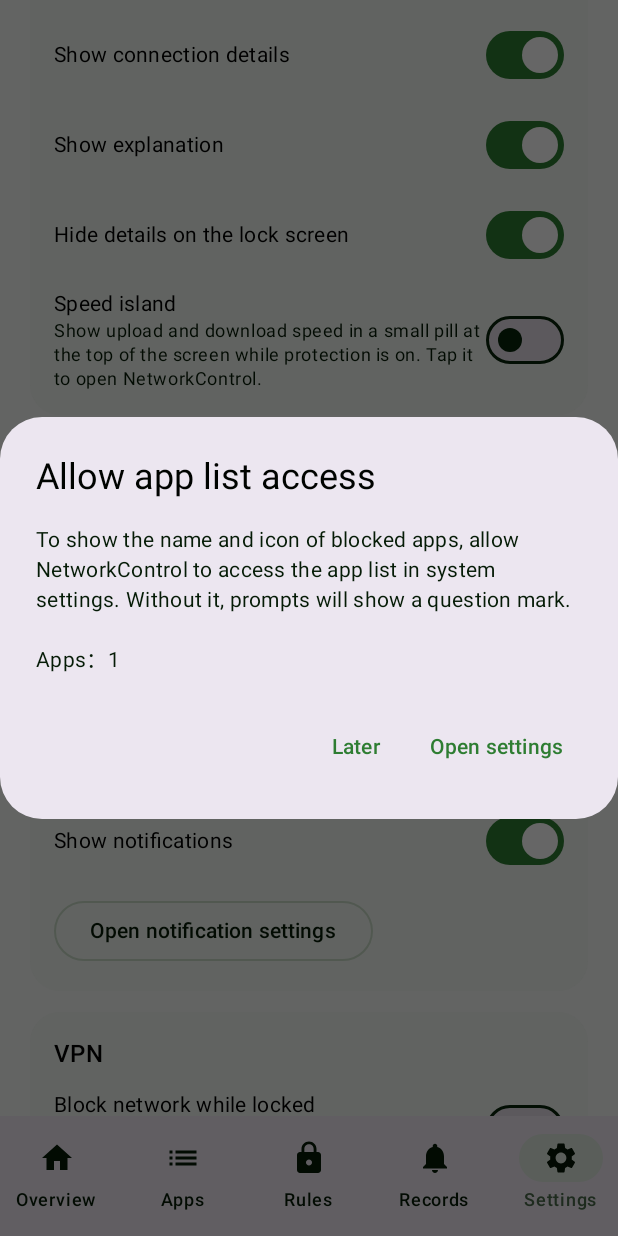
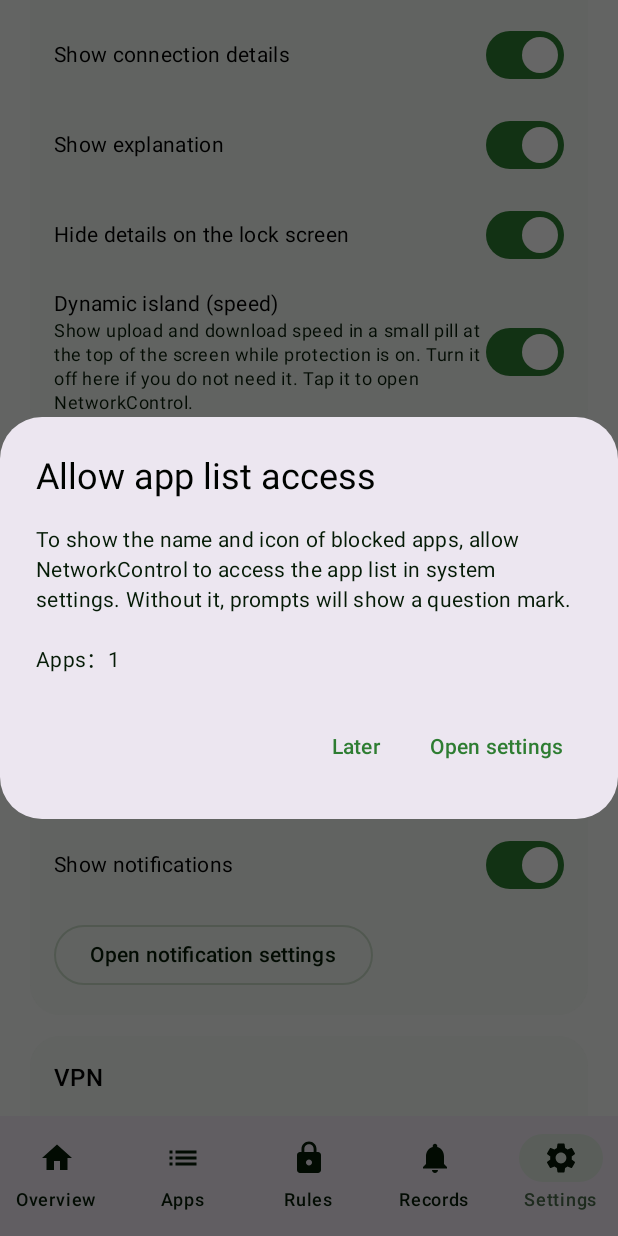
Before and after one commit to Barryyue/PocketGate, an Android app built with Jetpack Compose: the screen it shows after launch (MainActivity), item 5 of the bottom bar chosen, scrolled down 1041 dp, on a phone screen of 412 x 824 dp. Run offline under Robolectric (Android 15) with nearby library versions, the phone set to English and light mode, and no system bars; pictures from the network do not load; 1 statement that could not run was skipped.

Commit message:
feat(android-kotlin): rename speed island to dynamic island and enable by default
速度島更名為靈動島（Dynamic island），預設開啟，可在設定中關閉；授予懸浮窗權限返回設定頁後立即刷新。預設內容為上傳/下載速度。

```diff
--- a/android-kotlin/app/build.gradle.kts
+++ b/android-kotlin/app/build.gradle.kts
@@ -24,8 +24,8 @@ android {
         applicationId = "com.networkcontrol.android.kotlin"
         minSdk = 29
         targetSdk = 36
-        versionCode = 8
-        versionName = "0.6.2-m4spike"
+        versionCode = 9
+        versionName = "0.6.3-m4spike"
         vectorDrawables.useSupportLibrary = true
     }
 
--- a/android-kotlin/app/src/main/java/com/networkcontrol/android/kotlin/AppBackend.kt
+++ b/android-kotlin/app/src/main/java/com/networkcontrol/android/kotlin/AppBackend.kt
@@ -486,6 +486,10 @@ class AppBackend(val container: AppContainer) {
         container.speedIsland.refresh()
     }
 
+    fun refreshSpeedIsland() {
+        container.speedIsland.refresh()
+    }
+
     fun promptShowDetails(): Boolean = container.preferences.promptShowDetails
 
     fun setPromptShowDetails(show: Boolean) {
--- a/android-kotlin/app/src/main/java/com/networkcontrol/android/kotlin/AppPreferences.kt
+++ b/android-kotlin/app/src/main/java/com/networkcontrol/android/kotlin/AppPreferences.kt
@@ -48,7 +48,7 @@ class AppPreferences(context: Context) {
 
     /** 服務啟動後在螢幕頂部顯示速度島。 */
     var speedIslandEnabled: Boolean
-        get() = prefs.getBoolean(KEY_SPEED_ISLAND, false)
+        get() = prefs.getBoolean(KEY_SPEED_ISLAND, true)
         set(value) = prefs.edit().putBoolean(KEY_SPEED_ISLAND, value).apply()
 
     var promptShowDetails: Boolean
--- a/android-kotlin/app/src/main/java/com/networkcontrol/android/kotlin/ui/UiStrings.kt
+++ b/android-kotlin/app/src/main/java/com/networkcontrol/android/kotlin/ui/UiStrings.kt
@@ -606,8 +606,8 @@ private val EN = mapOf(
     S.OverlayCustomHint to "Drag the preview panel up or down to set where the prompt appears.",
     S.OverlayPositionPercent to "Position: %1\$d%%",
     S.PromptOnceHint to "Allow until this app leaves the foreground. It will ask again next time.",
-    S.SpeedIsland to "Speed island",
-    S.SpeedIslandHint to "Show upload and download speed in a small pill at the top of the screen while protection is on. Tap it to open NetworkControl.",
+    S.SpeedIsland to "Dynamic island (speed)",
+    S.SpeedIslandHint to "Show upload and download speed in a small pill at the top of the screen while protection is on. Turn it off here if you do not need it. Tap it to open NetworkControl.",
     S.PromptTimed to "Timed (%1\$d min)",
     S.PromptTimedDuration to "Timed rule duration (minutes)",
 )
@@ -900,8 +900,8 @@ private val CN = mapOf(
     S.OverlayCustomHint to "上下拖动预览面板，设置询问出现的位置。",
     S.OverlayPositionPercent to "位置：%1\$d%%",
     S.PromptOnceHint to "允许到该应用离开前台；下次打开会重新询问。",
-    S.SpeedIsland to "速度岛",
-    S.SpeedIslandHint to "保护开启时在屏幕顶部显示上传/下载速度；点击可打开 NetworkControl。",
+    S.SpeedIsland to "灵动岛（速度）",
+    S.SpeedIslandHint to "保护开启时在屏幕顶部显示上传/下载速度；不需要时可在这里关闭。点击灵动岛可打开 NetworkControl。",
     S.PromptTimed to "限时（%1\$d 分钟）",
     S.PromptTimedDuration to "限时规则时长（分钟）",
 )
@@ -1194,8 +1194,8 @@ private val TW = mapOf(
     S.OverlayCustomHint to "上下拖動預覽面板，設定詢問出現的位置。",
     S.OverlayPositionPercent to "位置：%1\$d%%",
     S.PromptOnceHint to "允許到該應用程式離開前台；下次開啟會重新詢問。",
-    S.SpeedIsland to "速度島",
-    S.SpeedIslandHint to "保護開啟時在螢幕頂部顯示上傳/下載速度；點擊可開啟 NetworkControl。",
+    S.SpeedIsland to "靈動島（速度）",
+    S.SpeedIslandHint to "保護開啟時在螢幕頂部顯示上傳/下載速度；不需要時可在這裡關閉。點擊靈動島可開啟 NetworkControl。",
     S.PromptTimed to "限時（%1\$d 分鐘）",
     S.PromptTimedDuration to "限時規則時長（分鐘）",
 )
--- a/android-kotlin/app/src/main/java/com/networkcontrol/android/kotlin/ui/settings/SettingsScreen.kt
+++ b/android-kotlin/app/src/main/java/com/networkcontrol/android/kotlin/ui/settings/SettingsScreen.kt
@@ -95,7 +95,10 @@ fun SettingsScreen(backend: AppBackend) {
     val themeColor by backend.container.theme.color.collectAsStateWithLifecycle()
     val focusSchedules by backend.focusSchedules.collectAsStateWithLifecycle()
     var overlayKey by remember { mutableIntStateOf(0) }
-    LifecycleEventEffect(Lifecycle.Event.ON_RESUME) { overlayKey++ }
+    LifecycleEventEffect(Lifecycle.Event.ON_RESUME) {
+        overlayKey++
+        backend.refreshSpeedIsland()
+    }
     val canDrawOverlays = remember(overlayKey) { backend.canDrawOverlays() }
     var promptMode by remember { mutableStateOf(backend.promptPresentationMode()) }
     var promptPosition by remember { mutableStateOf(backend.promptOverlayPosition()) }
```
